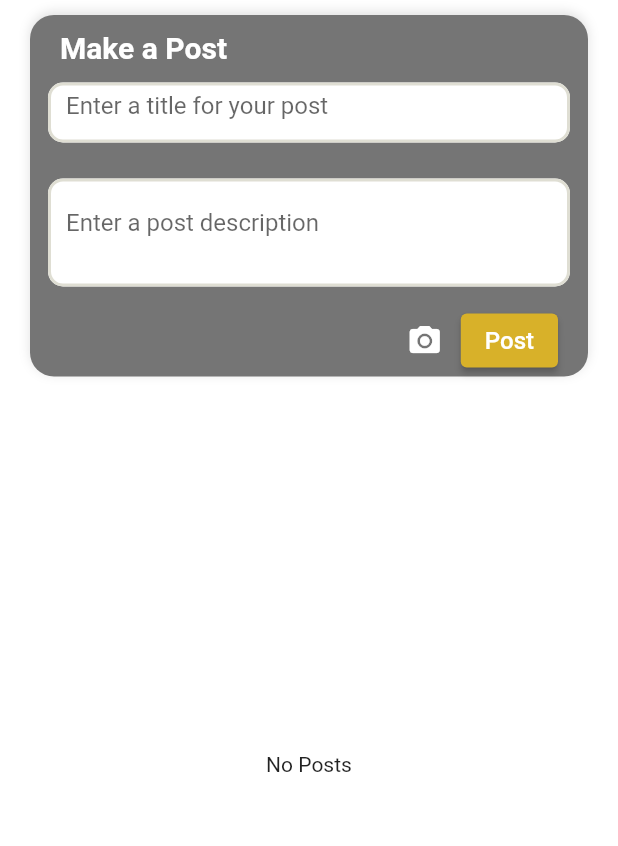
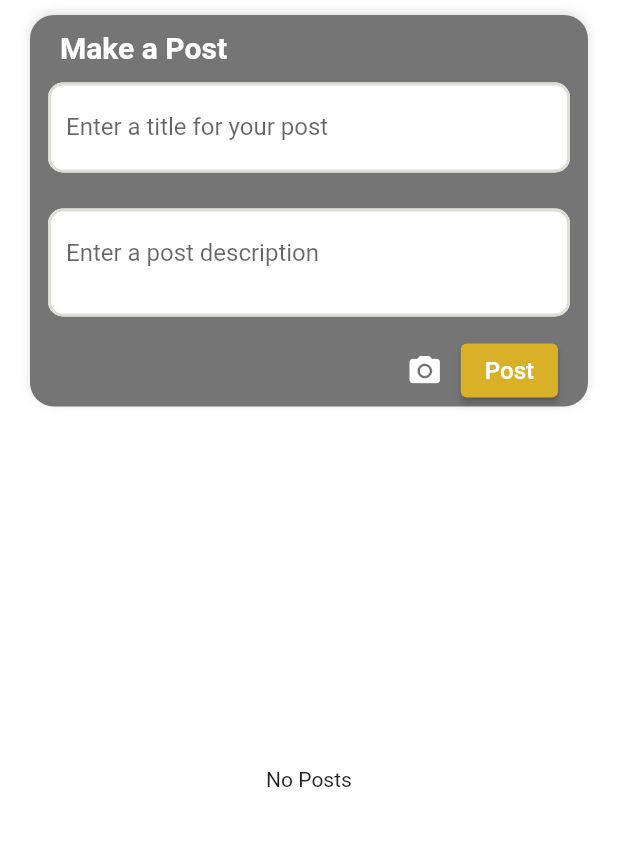
Before and after one commit to eduperaltas/fortloom, a Flutter app: the PostScreen widget shown alone on an empty page, opened directly, on a phone screen of 412 x 824 dp, the part 84-930 px from its top. Run offline on Flutter 3.47's test engine with Material 2 defaults, Android fonts, the phone set to English and light mode, and no system bars; our stand-ins replace equatable, flutter_bloc, flutter_rating_bar, flutter_secure_storage, fluttertoast, font_awesome_flutter and 4 more; missing offline and left inert: dart:ffi; accounts and stored records are empty; network calls fail.

Commit message:
update title post

```diff
--- a/lib/presentation/views/posts/postScreen.dart
+++ b/lib/presentation/views/posts/postScreen.dart
@@ -91,7 +91,7 @@ class _PostScreenState extends State<PostScreen> {
               children: [
                 Container(
                   margin: const EdgeInsets.all(12),
-                  height: 4 * 10,
+                  height: 4 * 15,
                   child: TextField(
                     controller: _newPostTitleController,
                     maxLines: 4,
```
